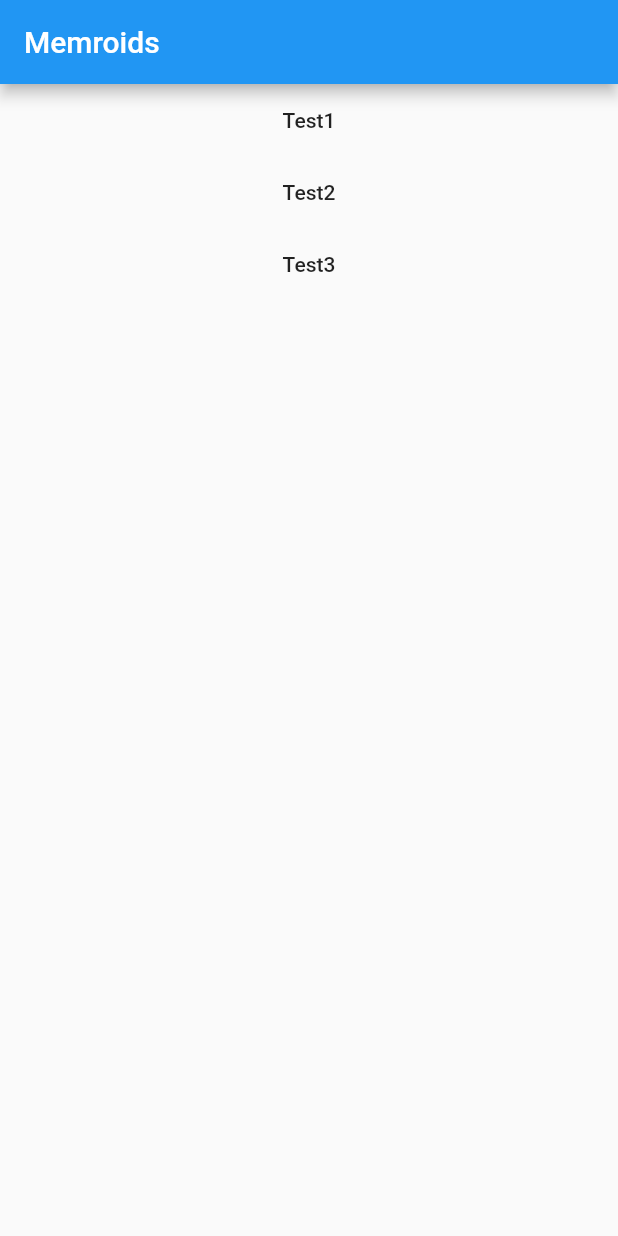
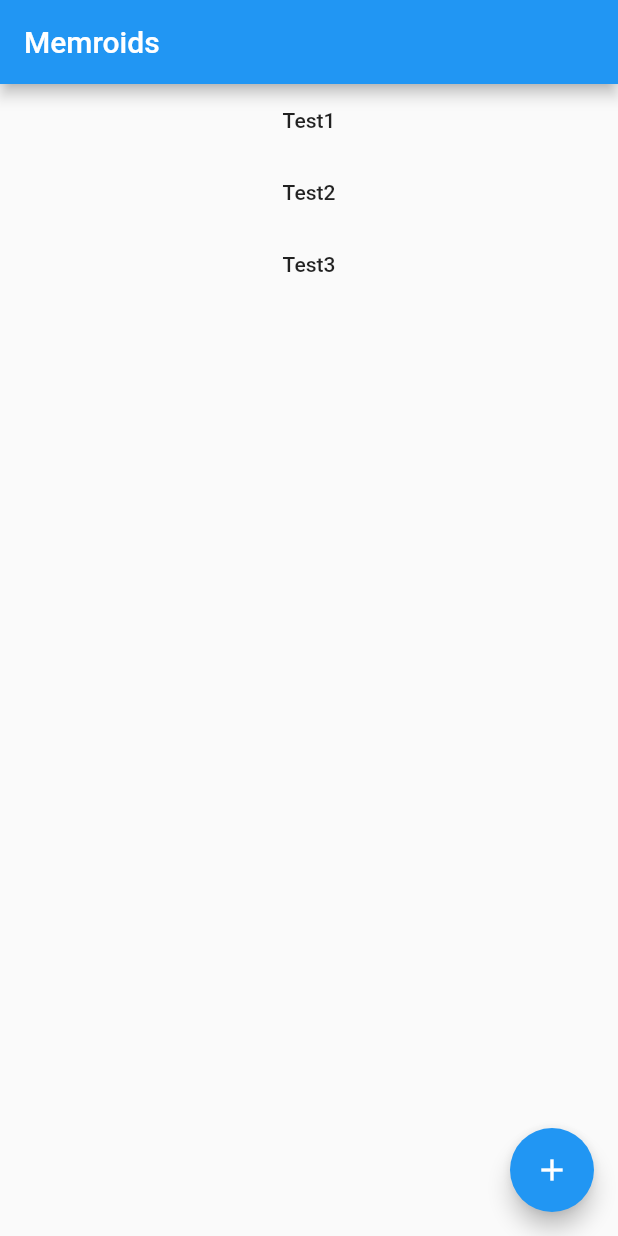
Before and after one commit to BKitor/MemroidsFlutter, a Flutter app: the screen it shows after launch, on a phone screen of 412 x 824 dp. Run offline on Flutter 3.47's test engine with Material 2 defaults, Android fonts, the phone set to English and light mode, and no system bars.

Commit message:
Rearanged some things, didn't add much, honestly forgot what I changed, should have commited earlier

```diff
--- a/lib/main.dart
+++ b/lib/main.dart
@@ -8,15 +8,14 @@ main() => runApp(MyApp());
 class MyApp extends StatelessWidget {
   final List<Memory> memories = [];
 
-
-
   @override
   Widget build(BuildContext context) {
     memories.add(
         Memory("Test1", DateTime.now(), Image.asset("assets/DioPearl.png")));
     memories.add(
         Memory("Test2", DateTime.now(), Image.asset("assets/DioAzura.png")));
-    memories.add(Memory("Test3", DateTime.now(), Image.asset("assets/PickleDio.png")));
+    memories.add(
+        Memory("Test3", DateTime.now(), Image.asset("assets/PickleDio.png")));
 
     return MaterialApp(
       home: MainMemoryList(memories),
--- a/lib/main_memory_list.dart
+++ b/lib/main_memory_list.dart
@@ -3,9 +3,20 @@ import 'package:flutter/material.dart';
 import './memory.dart';
 import './memory_view.dart';
 
-class MainMemoryList extends StatelessWidget {
+class MainMemoryList extends StatefulWidget {
   final List<Memory> memories;
   MainMemoryList(this.memories);
+
+  @override
+  State<StatefulWidget> createState() {
+    // TODO: implement createState
+    return _MainMemoryListState(memories);
+  }
+}
+
+class _MainMemoryListState extends State<MainMemoryList> {
+  final List<Memory> memories;
+  _MainMemoryListState(this.memories);
 
   @override
   Widget build(BuildContext context) {
@@ -18,12 +29,19 @@ class MainMemoryList extends StatelessWidget {
         itemBuilder: (context, index) {
           return FlatButton(
             onPressed: () {
-              Navigator.push(context, MaterialPageRoute(builder: (context)=>MemoryView(memories[index])));
+              Navigator.push(
+                  context,
+                  MaterialPageRoute(
+                      builder: (context) => MemoryView(memories[index])));
             },
             child: Text(memories[index].name),
           );
         },
       ),
+      floatingActionButton: FloatingActionButton(
+        onPressed: () {},
+        child: Icon(Icons.add),
+      ),
     );
   }
 }
--- a/lib/memory_view.dart
+++ b/lib/memory_view.dart
@@ -13,7 +13,7 @@ class MemoryView extends StatelessWidget {
         title: Text(mem.name),
         actions: <Widget>[
           IconButton(
-            icon: Icon(Icons.backspace),
+            icon: Icon(Icons.check),
             onPressed: () {
               Navigator.pop(context);
             },
```
